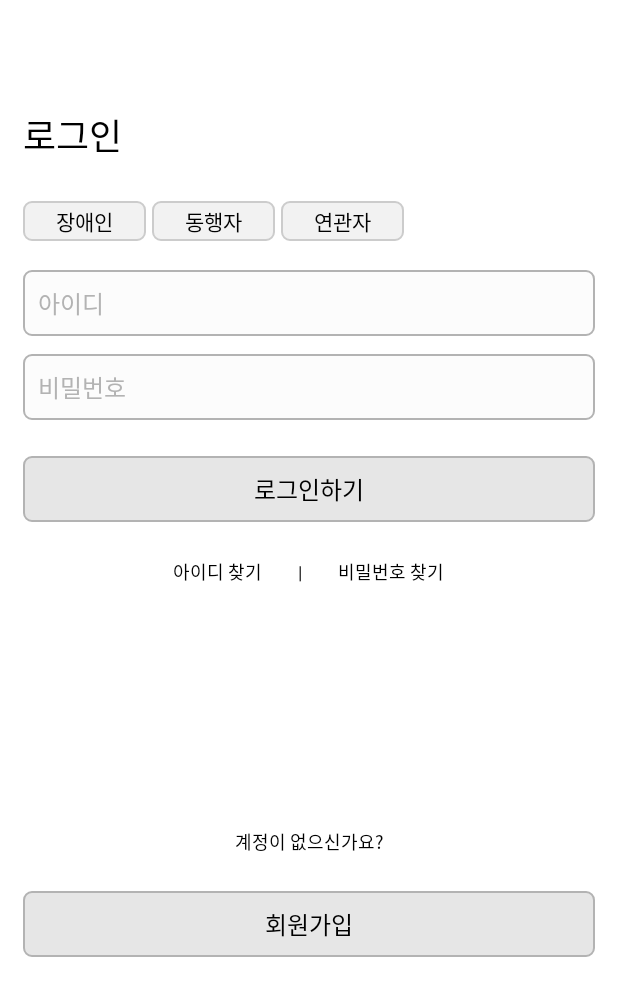
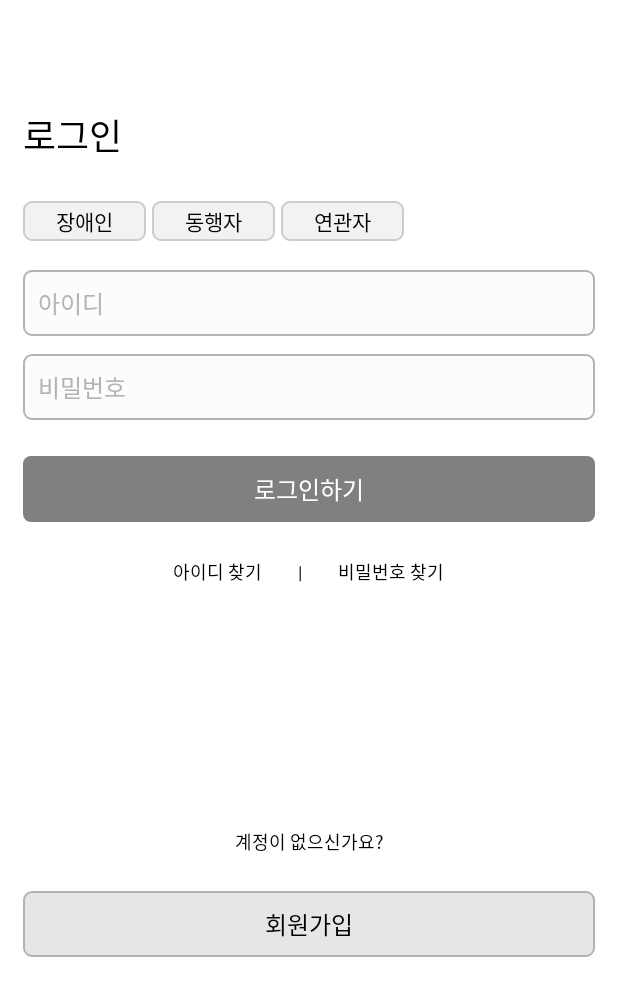
Before and after one commit to MapoWelfare/Mapomi-android, an Android app: the screen it shows after launch (AuthActivity), on a phone screen of 412 x 824 dp. Shown: the top 996 px of the screen. Run offline under Robolectric (Android 15) with nearby library versions, the phone set to English and light mode, and no system bars; our stand-ins replace Dagger/Hilt's generated code, data binding.

Commit message:
[05.13] 로그인 페이지 상태관리

```diff
--- a/app/src/main/java/io/mapomi/android/model/BaseModel.kt
+++ b/app/src/main/java/io/mapomi/android/model/BaseModel.kt
@@ -1,10 +1,11 @@
 package io.mapomi.android.model
 
 import io.mapomi.android.di.NetStatus
+import io.mapomi.android.remote.remotesources.RemoteListener
 import io.mapomi.android.remote.retrofit.Remote
 import javax.inject.Inject
 
-abstract class BaseModel {
+abstract class BaseModel : RemoteListener {
 
     @Inject
     lateinit var netStatus: NetStatus
--- /dev/null
+++ b/app/src/main/java/io/mapomi/android/model/context/SignModel.kt
@@ -0,0 +1,22 @@
+package io.mapomi.android.model.context
+
+import io.mapomi.android.model.BaseModel
+import io.mapomi.android.remote.dataclass.CResponse
+import javax.inject.Inject
+import javax.inject.Singleton
+
+@Singleton
+class SignModel @Inject constructor() : BaseModel(){
+
+    fun requestLogin(id : String, password : String) {
+
+    }
+
+    override fun onConnectionSuccess(api: Int, body: CResponse) {
+
+    }
+
+    override fun handleError(api: Int, msg: String?, t: Throwable?) {
+
+    }
+}
--- a/app/src/main/java/io/mapomi/android/remote/retrofit/Module.kt
+++ b/app/src/main/java/io/mapomi/android/remote/retrofit/Module.kt
@@ -30,7 +30,7 @@ object Module {
     }
 
     @Provides
-    fun provideRetrofit(okHttpClient: OkHttpClient) : Retrofit {
+    fun provideRetrofit(okHttpClient: OkHttpClient): Retrofit {
         return Retrofit.Builder().client(okHttpClient).baseUrl(URL(BASE_URL))
             .addConverterFactory(GsonConverterFactory.create())
             .addCallAdapterFactory(CallAdapter.Factory()).build()
@@ -43,7 +43,7 @@ object Module {
 
 }
 
-const val BASE_URL = ""
+const val BASE_URL = "https://www.naver.com/"
 
 const val CONNECT_TIMEOUT = 1L
 const val WRITE_TIMEOUT = 5L
--- a/app/src/main/java/io/mapomi/android/ui/auth/login/LoginFragment.kt
+++ b/app/src/main/java/io/mapomi/android/ui/auth/login/LoginFragment.kt
@@ -1,6 +1,7 @@
 package io.mapomi.android.ui.auth.login
 
 import android.view.View
+import androidx.fragment.app.activityViewModels
 import dagger.hilt.android.AndroidEntryPoint
 import io.mapomi.android.databinding.FragmentLoginBinding
 import io.mapomi.android.ui.base.BaseFragment
@@ -9,6 +10,7 @@ import io.mapomi.android.ui.base.BaseFragment
 class LoginFragment : BaseFragment() {
 
     private lateinit var bind : FragmentLoginBinding
+    val viewModel by activityViewModels<LoginViewModel>()
 
     override fun getFragmentRoot(): View {
         bind = FragmentLoginBinding.inflate(layoutInflater)
@@ -17,6 +19,7 @@ class LoginFragment : BaseFragment() {
 
     override fun onFragmentCreated() {
         bind.apply {
+            vm = viewModel
             lifecycleOwner = viewLifecycleOwner
         }
     }
--- /dev/null
+++ b/app/src/main/java/io/mapomi/android/ui/auth/login/LoginViewModel.kt
@@ -0,0 +1,42 @@
+package io.mapomi.android.ui.auth.login
+
+import dagger.hilt.android.lifecycle.HiltViewModel
+import io.mapomi.android.model.context.SignModel
+import io.mapomi.android.ui.base.BaseViewModel
+import kotlinx.coroutines.flow.MutableStateFlow
+import javax.inject.Inject
+
+@HiltViewModel
+class LoginViewModel @Inject constructor() : BaseViewModel() {
+
+    val type = MutableStateFlow(DISABLED)
+    val typedId = MutableStateFlow("")
+    val typedPassword = MutableStateFlow("")
+
+    fun changeType(type : Int){
+        this.type.value = type
+    }
+
+    fun typeId(text : CharSequence){
+        typedId.value = text.toString()
+    }
+
+    fun typePassword(text : CharSequence){
+        typedPassword.value = text.toString()
+    }
+
+    fun goRegister() {
+
+    }
+
+    fun login(){
+        signModel.requestLogin(typedId.value,typedPassword.value)
+        showToast("로그인 성공")
+    }
+
+    companion object {
+        const val DISABLED = 0
+        const val COMPANION = 1
+        const val RELATED = 2
+    }
+}
--- a/app/src/main/java/io/mapomi/android/ui/base/BaseViewModel.kt
+++ b/app/src/main/java/io/mapomi/android/ui/base/BaseViewModel.kt
@@ -3,6 +3,7 @@ package io.mapomi.android.ui.base
 import androidx.lifecycle.ViewModel
 import androidx.lifecycle.viewModelScope
 import io.mapomi.android.model.GlobalUiModel
+import io.mapomi.android.model.context.SignModel
 import io.mapomi.android.model.navigate.Navigation
 import io.mapomi.android.system.App
 import io.mapomi.android.system.LogDebug
@@ -12,6 +13,8 @@ import kotlinx.coroutines.launch
 import javax.inject.Inject
 
 abstract class BaseViewModel : ViewModel() {
+
+    @Inject lateinit var signModel: SignModel
 
     @Inject lateinit var navigation : Navigation
 
--- /dev/null
+++ b/app/src/main/res/color/btn_enabled_color.xml
@@ -0,0 +1,5 @@
+<?xml version="1.0" encoding="utf-8"?>
+<selector xmlns:android="http://schemas.android.com/apk/res/android">
+    <item android:state_enabled="true" android:color="@color/white"/>
+    <item android:color="@color/black"/>
+</selector>
--- /dev/null
+++ b/app/src/main/res/color/btn_selected_color.xml
@@ -0,0 +1,5 @@
+<?xml version="1.0" encoding="utf-8"?>
+<selector xmlns:android="http://schemas.android.com/apk/res/android">
+    <item android:state_selected="true" android:color="@color/white"/>
+    <item android:color="@color/black"/>
+</selector>
--- a/app/src/main/res/layout/fragment_login.xml
+++ b/app/src/main/res/layout/fragment_login.xml
@@ -2,7 +2,9 @@
 <layout
     xmlns:android="http://schemas.android.com/apk/res/android">
     <data>
-
+        <variable
+            name="vm"
+            type="io.mapomi.android.ui.auth.login.LoginViewModel" />
     </data>
     <androidx.appcompat.widget.LinearLayoutCompat
         android:layout_width="match_parent"
@@ -27,20 +29,29 @@
                 android:text="@string/str_disabled"
                 style="@style/medium14"
                 android:layout_marginEnd="4dp"
-                android:background="@drawable/btn_login_type"/>
+                android:background="@drawable/btn_login_type"
+                android:textColor="@color/btn_selected_color"
+                android:onClick="@{v->vm.changeType(vm.DISABLED)}"
+                isSelect="@{vm.type==vm.DISABLED}"/>
             <TextView
                 android:layout_width="wrap_content"
                 android:layout_height="wrap_content"
                 android:text="@string/str_companion"
                 style="@style/medium14"
                 android:layout_marginEnd="4dp"
-                android:background="@drawable/btn_login_type"/>
+                android:background="@drawable/btn_login_type"
+                android:textColor="@color/btn_selected_color"
+                android:onClick="@{v->vm.changeType(vm.COMPANION)}"
+                isSelect="@{vm.type==vm.COMPANION}"/>
             <TextView
                 android:layout_width="wrap_content"
                 android:layout_height="wrap_content"
                 android:text="@string/str_related"
                 style="@style/medium14"
-                android:background="@drawable/btn_login_type"/>
+                android:background="@drawable/btn_login_type"
+                android:textColor="@color/btn_selected_color"
+                android:onClick="@{v->vm.changeType(vm.RELATED)}"
+                isSelect="@{vm.type==vm.RELATED}"/>
         </androidx.appcompat.widget.LinearLayoutCompat>
         <androidx.appcompat.widget.LinearLayoutCompat
             android:layout_width="match_parent"
@@ -56,7 +67,9 @@
                 android:hint="@string/str_id"
                 android:textColorHint="@color/grey500"
                 style="@style/medium16"
-                android:inputType="text"/>
+                android:inputType="text"
+                android:text="@{vm.typedId}"
+                android:onTextChanged="@{(cs,s,e,c) -> vm.typeId(cs)}"/>
         </androidx.appcompat.widget.LinearLayoutCompat>
         <androidx.appcompat.widget.LinearLayoutCompat
             android:layout_width="match_parent"
@@ -72,17 +85,21 @@
                 android:hint="@string/str_password"
                 android:textColorHint="@color/grey500"
                 style="@style/medium16"
-                android:inputType="textPassword"/>
+                android:inputType="textPassword"
+                android:text="@{vm.typedPassword}"
+                android:onTextChanged="@{(cs,s,e,c) -> vm.typePassword(cs)}"/>
         </androidx.appcompat.widget.LinearLayoutCompat>
         <TextView
             android:layout_width="match_parent"
             android:layout_height="wrap_content"
             android:text="@string/str_do_login"
             style="@style/medium16"
-            android:enabled="false"
             android:gravity="center"
             android:background="@drawable/btn_primary"
-            android:layout_marginBottom="12dp"/>
+            android:textColor="@color/btn_enabled_color"
+            android:layout_marginBottom="12dp"
+            android:enabled="@{!vm.typedId.empty &amp; !vm.typedPassword.empty}"
+            android:onClick="@{v->vm.login()}"/>
         <androidx.appcompat.widget.LinearLayoutCompat
             android:layout_width="match_parent"
             android:layout_height="wrap_content"
@@ -122,6 +139,7 @@
             style="@style/medium16"
             android:gravity="center"
             android:background="@drawable/btn_default"
-            android:layout_marginBottom="12dp"/>
+            android:layout_marginBottom="12dp"
+            android:onClick="@{v->vm.goRegister()}"/>
     </androidx.appcompat.widget.LinearLayoutCompat>
 </layout>
```
